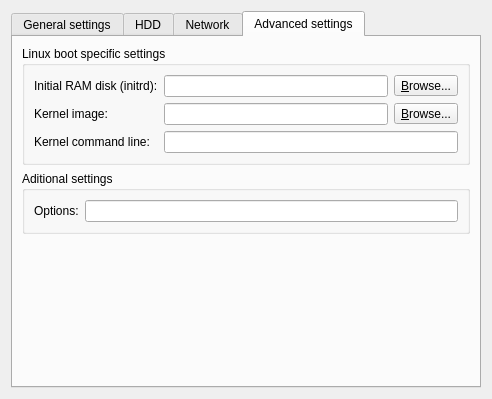
Before: the Qt Designer form gns3/modules/qemu/ui/qemu_vm_configuration_page.ui in GNS3/gns3-gui, drawn with Qt 5.
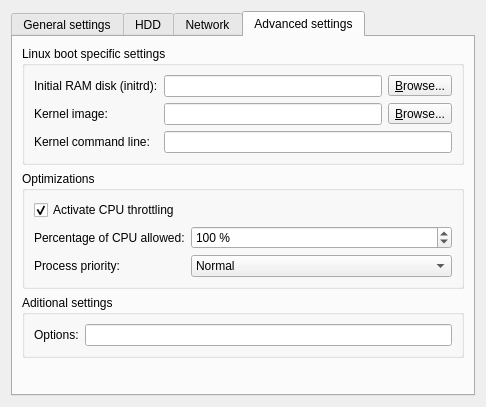
After: the same form once the commit is applied. The open tabs and pages were chosen to show the change.

Commit message: Support for CPU throttling and process priority for Qemu.

What changed in the file:
```diff
--- a/gns3/modules/qemu/ui/qemu_vm_configuration_page.ui
+++ b/gns3/modules/qemu/ui/qemu_vm_configuration_page.ui
@@ -6,8 +6,8 @@
    <rect>
     <x>0</x>
     <y>0</y>
-    <width>492</width>
-    <height>399</height>
+    <width>486</width>
+    <height>407</height>
    </rect>
   </property>
   <property name="windowTitle">
@@ -242,8 +242,8 @@
       <attribute name="title">
        <string>Advanced settings</string>
       </attribute>
-      <layout class="QGridLayout" name="gridLayout">
-       <item row="0" column="0">
+      <layout class="QVBoxLayout" name="verticalLayout_2">
+       <item>
         <widget class="QGroupBox" name="uiLinuxBootGroupBox">
          <property name="title">
           <string>Linux boot specific settings</string>
@@ -302,7 +302,99 @@
          </layout>
         </widget>
        </item>
-       <item row="1" column="0">
+       <item>
+        <widget class="QGroupBox" name="uiOptimizationGroupBox">
+         <property name="title">
+          <string>Optimizations</string>
+         </property>
+         <layout class="QGridLayout" name="gridLayout">
+          <item row="0" column="0" colspan="2">
+           <widget class="QCheckBox" name="uiActivateCPUThrottlingCheckBox">
+            <property name="text">
+             <string>Activate CPU throttling</string>
+            </property>
+            <property name="checked">
+             <bool>true</bool>
+            </property>
+           </widget>
+          </item>
+          <item row="1" column="0">
+           <widget class="QLabel" name="uiCPUThrottlingLabel">
+            <property name="text">
+             <string>Percentage of CPU allowed:</string>
+            </property>
+           </widget>
+          </item>
+          <item row="1" column="1">
+           <widget class="QSpinBox" name="uiCPUThrottlingSpinBox">
+            <property name="suffix">
+             <string> %</string>
+            </property>
+            <property name="minimum">
+             <number>1</number>
+            </property>
+            <property name="maximum">
+             <number>800</number>
+            </property>
+            <property name="value">
+             <number>100</number>
+            </property>
+           </widget>
+          </item>
+          <item row="2" column="0">
+           <widget class="QLabel" name="uiProcessPriorityLabel">
+            <property name="text">
+             <string>Process priority:</string>
+            </property>
+           </widget>
+          </item>
+          <item row="2" column="1">
+           <widget class="QComboBox" name="uiProcessPriorityComboBox">
+            <property name="sizePolicy">
+             <sizepolicy hsizetype="Expanding" vsizetype="Fixed">
+              <horstretch>0</horstretch>
+              <verstretch>0</verstretch>
+             </sizepolicy>
+            </property>
+            <property name="currentIndex">
+             <number>3</number>
+            </property>
+            <item>
+             <property name="text">
+              <string>Realtime</string>
+             </property>
+            </item>
+            <item>
+             <property name="text">
+              <string>Very high</string>
+             </property>
+            </item>
+            <item>
+             <property name="text">
+              <string>High</string>
+             </property>
+            </item>
+            <item>
+             <property name="text">
+              <string>Normal</string>
+             </property>
+            </item>
+            <item>
+             <property name="text">
+              <string>Low</string>
+             </property>
+            </item>
+            <item>
+             <property name="text">
+              <string>Very low</string>
+             </property>
+            </item>
+           </widget>
+          </item>
+         </layout>
+        </widget>
+       </item>
+       <item>
         <widget class="QGroupBox" name="groupBox">
          <property name="title">
           <string>Aditional settings</string>
@@ -323,7 +415,7 @@
          <zorder>uiQemuOptionsLabel</zorder>
         </widget>
        </item>
-       <item row="2" column="0">
+       <item>
         <spacer name="verticalSpacer">
          <property name="orientation">
           <enum>Qt::Vertical</enum>
```
The commit also changes 7 other files.
